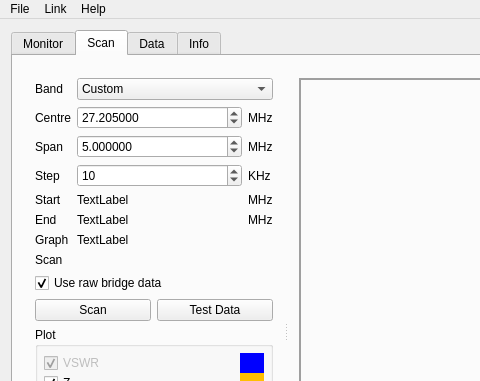
The window that mainwindow.ui (OnnoBH/sark-100-antenna-analyzer) describes before a commit, drawn with Qt 5; both pictures show x 0 to 480 and y 0 to 381 of the 1179 by 668 pixel window.
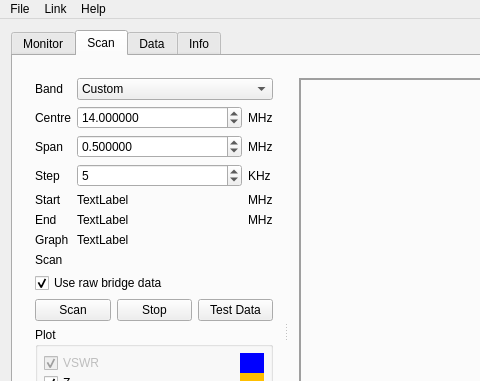
The same window after the commit. Icons and pictures are not drawn. Custom widgets are drawn as their Qt base class.

The edit to the form file:
```diff
--- a/mainwindow.ui
+++ b/mainwindow.ui
@@ -537,13 +537,16 @@
                  <number>6</number>
                 </property>
                 <property name="minimum">
-                 <double>0.100000000000000</double>
+                 <double>0.050000000000000</double>
                 </property>
                 <property name="maximum">
-                 <double>60.000000000000000</double>
+                 <double>58.000000000000000</double>
+                </property>
+                <property name="singleStep">
+                 <double>0.050000000000000</double>
                 </property>
                 <property name="value">
-                 <double>5.000000000000000</double>
+                 <double>0.500000000000000</double>
                 </property>
                </widget>
               </item>
@@ -622,7 +625,7 @@
                  <double>60.000000000000000</double>
                 </property>
                 <property name="value">
-                 <double>27.204999999999998</double>
+                 <double>14.000000000000000</double>
                 </property>
                </widget>
               </item>
@@ -661,7 +664,7 @@
                  <number>1</number>
                 </property>
                 <property name="value">
-                 <number>10</number>
+                 <number>5</number>
                 </property>
                </widget>
               </item>
@@ -719,6 +722,13 @@
                 </property>
                </widget>
               </item>
+              <item>
+               <widget class="QPushButton" name="stopScan">
+                <property name="text">
+                 <string>Stop</string>
+                </property>
+               </widget>
+              </item>
               <item>
                <widget class="QPushButton" name="scanDummyBtn">
                 <property name="text">
```
Left out of the diff: 3 changed lines with no effect on the pictures.
